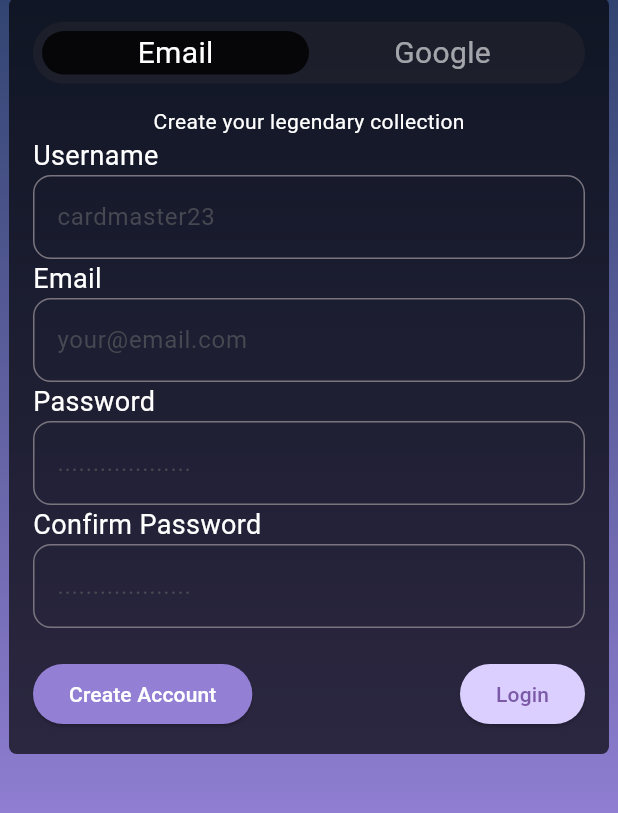
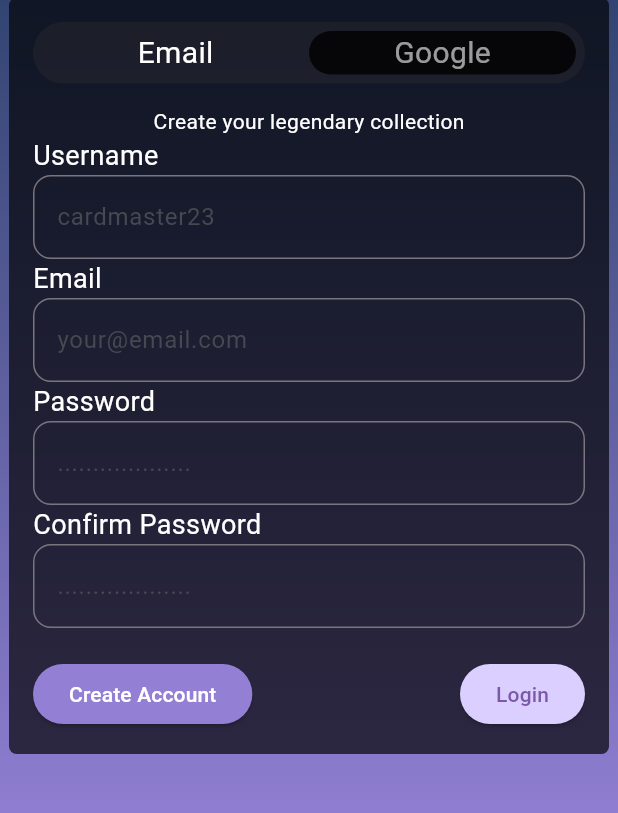
Before and after one commit to MEERABLK/project-yp, a Flutter app: the screen it shows after launch, after a tap on "Google", on a phone screen of 412 x 824 dp, the part 386-1199 px from its top. Run offline on Flutter 3.47's test engine with Material 3 defaults, Android fonts, the phone set to English and light mode, and no system bars; our stand-ins replace cloud_firestore, firebase_auth, firebase_core, flutter_hex_color, google_sign_in; accounts and stored records are empty; Roboto replaces fonts that are missing (Iceland).

```diff
--- a/lib/views/register_view.dart
+++ b/lib/views/register_view.dart
@@ -10,7 +10,7 @@ class RegisterScreen extends StatefulWidget {
 
 class _RegisterScreenState extends State<RegisterScreen> {
   final RegisterViewModel viewModel = RegisterViewModel();
-
+  bool isGoogleSelected = false;
   @override
   Widget build(BuildContext context) {
     return Scaffold(
@@ -58,12 +58,21 @@ class _RegisterScreenState extends State<RegisterScreen> {
                         child: Row(
                           children: [
                             Expanded(
+                              child: InkWell(
+                                borderRadius: BorderRadius.circular(40),
+                                onTap: () {
+                                  setState(() {
+                                    isGoogleSelected = false;
+                                  });
+                                },
                                 child: Container(
+                                  alignment: Alignment.center,
                                   decoration: BoxDecoration(
-                                  color: Colors.black.withOpacity(0.8),
+                                    color: !isGoogleSelected
+                                        ? Colors.black.withOpacity(0.8)
+                                        : Colors.transparent,
                                     borderRadius: BorderRadius.circular(40),
                                   ),
-                                alignment: Alignment.center,
                                   child: Text(
                                     "Email",
                                     style: TextStyle(
@@ -74,22 +83,27 @@ class _RegisterScreenState extends State<RegisterScreen> {
                                   ),
                                 ),
                               ),
+                            ),
                             Expanded(
                               child: InkWell(
                                 borderRadius: BorderRadius.circular(40),
-                                onTap: () async{
-                                  print("Google button clicked");
-                                  // TODO: Navigate or trigger Google Auth
-
-                          bool isLogged = await  login();
-
-                          if(isLogged)
-                            {
-                              Navigator.pushReplacement(context, MaterialPageRoute(builder: (context)=>HomeView()));
+                                onTap: () async {
+                                  bool isLogged = await login();
+                                  if (isLogged) {
+                                    Navigator.pushReplacement(
+                                        context,
+                                        MaterialPageRoute(
+                                            builder: (_) => HomeView()));
                                   }
                                 },
                                 child: Container(
                                   alignment: Alignment.center,
+                                  decoration: BoxDecoration(
+                                    color: isGoogleSelected
+                                        ? Colors.black.withOpacity(0.8)
+                                        : Colors.transparent,
+                                    borderRadius: BorderRadius.circular(40),
+                                  ),
                                   child: Text(
                                     "Google",
                                     style: TextStyle(
@@ -259,7 +273,7 @@ class _RegisterScreenState extends State<RegisterScreen> {
 
   Future<bool> login() async {
       // Trigger the authentication flow
-
+    setState(() => isGoogleSelected = true);
       final user = await GoogleSignIn().signIn();
 
       // Obtain the auth details from the request
```
Also changed, not shown: lib/views/login_view.dart (+84 -47 lines), lib/views/profile_view.dart (+17 -11 lines). Lines whose indentation alone changed are shown as unchanged.
